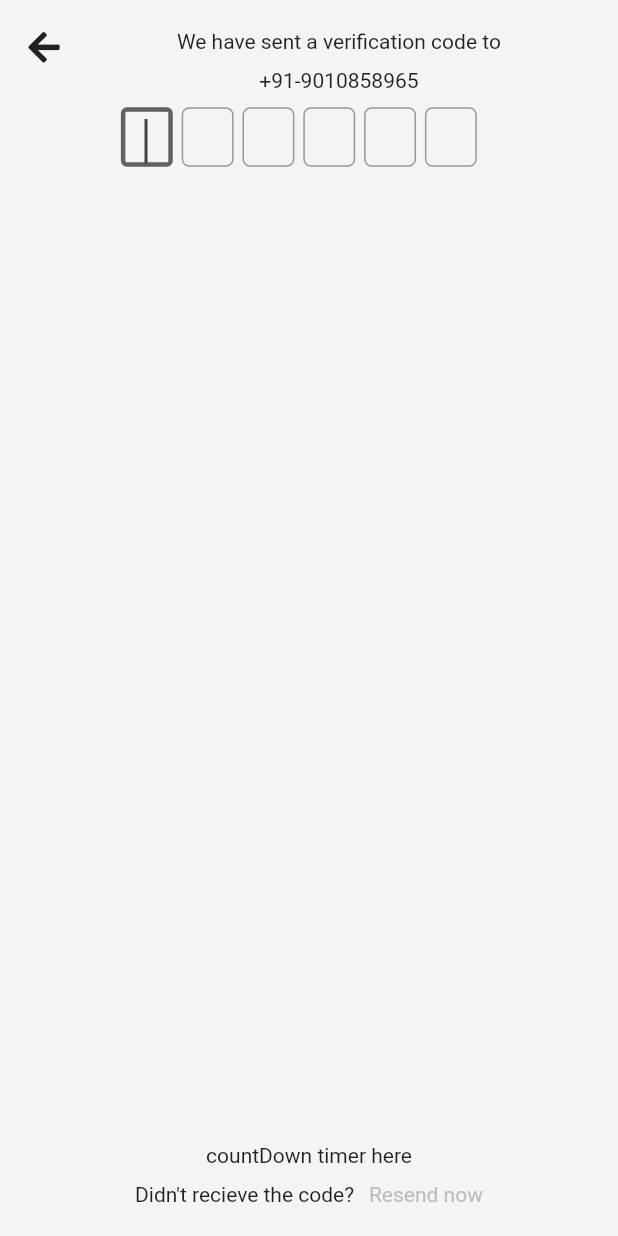
After one commit to jidnation/Figma-Zomato-clone-FoodApp, a Flutter app: the screen it shows after launch, after a tap on "Send OTP", on a phone screen of 412 x 824 dp. The commit adds this screen. Run offline on Flutter 3.47's test engine with Material 2 defaults, Android fonts, the light colour scheme and no system bars; our stand-ins replace font_awesome_flutter.

Commit message:
done with the second screen
the verification screen

```diff
--- a/lib/Routes/contacts.dart
+++ b/lib/Routes/contacts.dart
@@ -1 +1,3 @@
 const String signUpPage = '/ ';
+const String verificationPage = '/verify_page ';
+const String homePage = '/home_page ';
--- a/lib/Screens/Sign_up/sign_up_page.dart
+++ b/lib/Screens/Sign_up/sign_up_page.dart
@@ -1,6 +1,7 @@
 import 'package:flutter/material.dart';
 import 'package:font_awesome_flutter/font_awesome_flutter.dart';
 import 'package:zomato_foodapp_design_clone/Configurations/constant.dart';
+import 'package:zomato_foodapp_design_clone/Routes/contacts.dart';
 import 'package:zomato_foodapp_design_clone/Tools/buttons.dart';
 import 'package:zomato_foodapp_design_clone/Tools/text_field.dart';
 
@@ -24,6 +25,10 @@ class SignUpPage extends StatelessWidget {
               Positioned(
                 top: SizeConfig.defaultSize * 2,
                 right: SizeConfig.defaultSize,
+                child: InkWell(
+                  onTap: () {
+                    Navigator.pushNamed(context, homePage);
+                  },
                   child: Container(
                       width: 60,
                       height: 30,
@@ -36,6 +41,7 @@ class SignUpPage extends StatelessWidget {
                           style: TextStyle(color: whiteColor),
                         ),
                       )),
+                ),
               ),
               // const Spacer(),
               Positioned.fill(
@@ -55,10 +61,15 @@ class SignUpPage extends StatelessWidget {
                             ]),
                           ),
                           SizedBox(height: SizeConfig.defaultSize * 2),
-                          const Button(
+                          InkWell(
+                            child: const Button(
                               color: Colors.black,
                               text: 'Send OTP',
                               width: 0.8,
+                            ),
+                            onTap: () {
+                              Navigator.pushNamed(context, verificationPage);
+                            },
                           ),
                           SizedBox(
                             height: SizeConfig.defaultSize * 2,
--- /dev/null
+++ b/lib/Screens/Verify/verify_page.dart
@@ -0,0 +1,89 @@
+import 'package:flutter/material.dart';
+import 'package:font_awesome_flutter/font_awesome_flutter.dart';
+import 'package:zomato_foodapp_design_clone/Configurations/constant.dart';
+import 'package:zomato_foodapp_design_clone/Tools/text_field.dart';
+
+class VerificationPage extends StatefulWidget {
+  const VerificationPage({Key? key}) : super(key: key);
+
+  @override
+  _VerificationPageState createState() => _VerificationPageState();
+}
+
+class _VerificationPageState extends State<VerificationPage> {
+  @override
+  Widget build(BuildContext context) {
+    SizeConfig().init(context);
+    return Scaffold(
+      body: SafeArea(
+        child: Container(
+          width: SizeConfig.screenWidth,
+          height: SizeConfig.screenHeight,
+          color: whiteColor,
+          padding: EdgeInsets.symmetric(vertical: SizeConfig.defaultSize * 2),
+          child: Column(
+            crossAxisAlignment: CrossAxisAlignment.center,
+            mainAxisAlignment: MainAxisAlignment.spaceBetween,
+            children: [
+              Row(
+                  crossAxisAlignment: CrossAxisAlignment.start,
+                  mainAxisAlignment: MainAxisAlignment.center,
+                  children: [
+                    const Spacer(),
+                    InkWell(
+                        child: const FaIcon(FontAwesomeIcons.arrowLeft),
+                        onTap: () {
+                          Navigator.pop(context);
+                        }),
+                    const Spacer(flex: 2),
+                    Column(
+                      mainAxisAlignment: MainAxisAlignment.start,
+                      children: [
+                      const Text('We have sent a verification code to'),
+                      SizedBox(
+                        height: SizeConfig.defaultSize,
+                      ),
+                      const Text('+91-9010858965'),
+                      SizedBox(
+                        height: SizeConfig.defaultSize,
+                      ),
+                     SizedBox(
+                       width: SizeConfig.defaultSize * 30,
+                       height: SizeConfig.defaultSize * 4,
+                       child: ListView.builder(
+                         scrollDirection: Axis.horizontal,
+                         itemCount: 6,
+                         itemBuilder:  (context, index) =>  Container(
+                           margin: EdgeInsets.symmetric(horizontal: SizeConfig.defaultSize * 0.3),
+                           child: const OTPBox()),
+                         ),
+                     )
+                    ]),
+                    const Spacer(flex: 2),
+                  ]),
+              Column(children: [
+                const Text('countDown timer here'),
+                SizedBox(
+                  height: SizeConfig.defaultSize,
+                ),
+                Row(mainAxisAlignment: MainAxisAlignment.center, children: [
+                  const Text(
+                    'Didn\'t recieve the code?',
+                  ),
+                  SizedBox(
+                    width: SizeConfig.defaultSize,
+                  ),
+                  InkWell(
+                    child: Text('Resend now',
+                        style: TextStyle(color: Colors.grey.shade400)),
+                    onTap: () {},
+                  ),
+                ]),
+              ])
+            ],
+          ),
+        ),
+      ),
+    );
+  }
+}
--- a/lib/Tools/text_field.dart
+++ b/lib/Tools/text_field.dart
@@ -1,4 +1,5 @@
 import 'package:flutter/material.dart';
+import 'package:flutter/services.dart';
 import 'package:zomato_foodapp_design_clone/Configurations/constant.dart';
 
 class FormFieldGen extends StatelessWidget {
@@ -32,3 +33,43 @@ class FormFieldGen extends StatelessWidget {
         ));
   }
 }
+
+
+class OTPBox extends StatelessWidget {
+  const OTPBox({
+    Key? key,
+  }) : super(key: key);
+
+  @override
+  Widget build(BuildContext context) {
+    return SizedBox(
+        width: SizeConfig.defaultSize * 3.5,
+        child: TextFormField(
+          autofocus: true,
+          cursorColor: Colors.grey.shade800,
+          cursorHeight: SizeConfig.defaultSize * 3,
+          inputFormatters: [
+            LengthLimitingTextInputFormatter(1),
+          ],
+          style: TextStyle(
+              fontSize: SizeConfig.defaultSize * 3,
+              fontWeight: FontWeight.w800),
+          textAlign: TextAlign.center,
+          keyboardType:
+              const TextInputType.numberWithOptions(),
+          decoration: InputDecoration(
+              isDense: true,
+              contentPadding: EdgeInsets.symmetric(
+                  vertical: SizeConfig.defaultSize * 0.5),
+              focusedBorder: OutlineInputBorder(
+                  borderSide: BorderSide(
+                color: Colors.grey.shade700,
+                width: 3,
+              ),),
+              border: OutlineInputBorder(
+                borderRadius: BorderRadius.circular(5),
+                // borderSide: BorderSide(color: Colors.grey)
+              )),
+        ));
+  }
+}
--- a/lib/router.dart
+++ b/lib/router.dart
@@ -1,6 +1,8 @@
 import 'package:flutter/material.dart';
+import 'package:zomato_foodapp_design_clone/Configurations/constant.dart';
 import 'package:zomato_foodapp_design_clone/Routes/contacts.dart';
 import 'package:zomato_foodapp_design_clone/Screens/Sign_up/sign_up_page.dart';
+import 'package:zomato_foodapp_design_clone/Screens/Verify/verify_page.dart';
 
 class Routing {
   static Route<dynamic> generateRoute(RouteSettings settings) {
@@ -9,19 +11,26 @@ class Routing {
         {
           return MaterialPageRoute(builder: (_) =>const SignUpPage());
         }
+        case verificationPage:
+        {
+          return MaterialPageRoute(builder: (_) =>const VerificationPage());
+        }
       default:
         {
           return MaterialPageRoute(
               builder: (_) => Scaffold(
                   appBar: AppBar(
+                    backgroundColor: kPrimaryColor,
+                    elevation: 0,
                     title: const Text('Zomato FoodStore'),
                   ),
                   body: Container(
+                    alignment: Alignment.center,
                     height: double.maxFinite,
                     width: double.maxFinite,
-                    color: const Color(0xffCB202D),
+                    decoration: const BoxDecoration(gradient: lGradient),
                     child: const Center(
-                      child: Text('ERROR 404\n Page Not FOUND!',
+                      child: Text('ERROR 404\nPage Not FOUND!',
                           style: TextStyle(
                               color: Color(0xfff4f4f2),
                               fontSize: 20,
```
Also changed, not shown: lib/Screens/Home/home_page.dart (added). Lines whose indentation alone changed are shown as unchanged.
